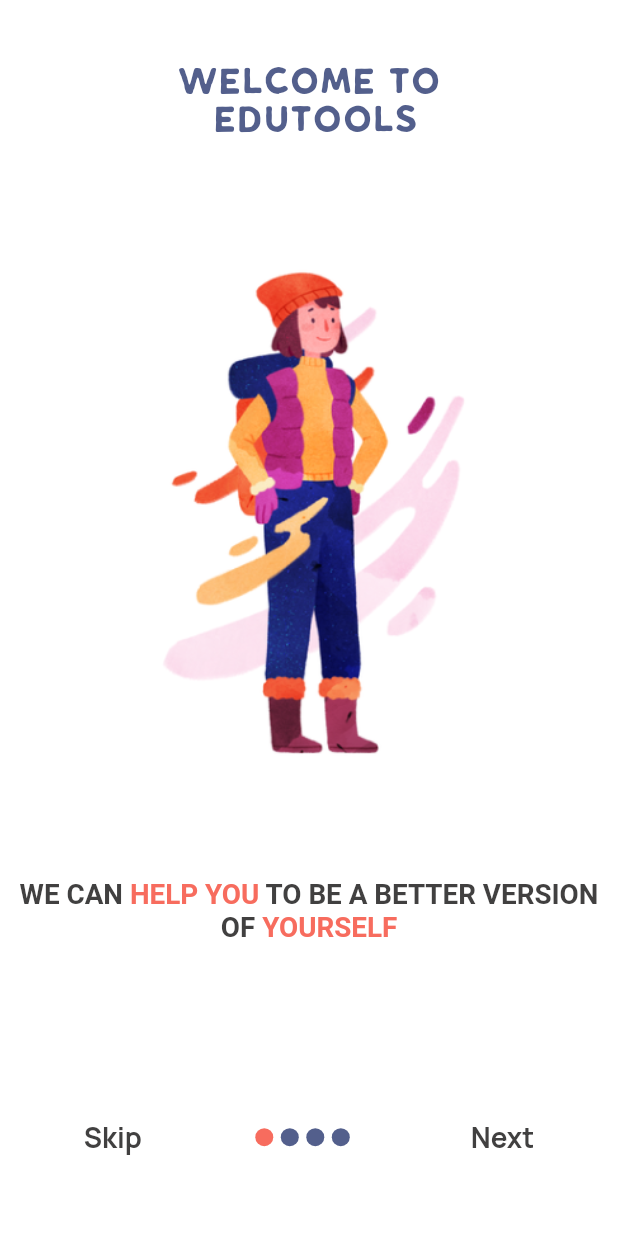
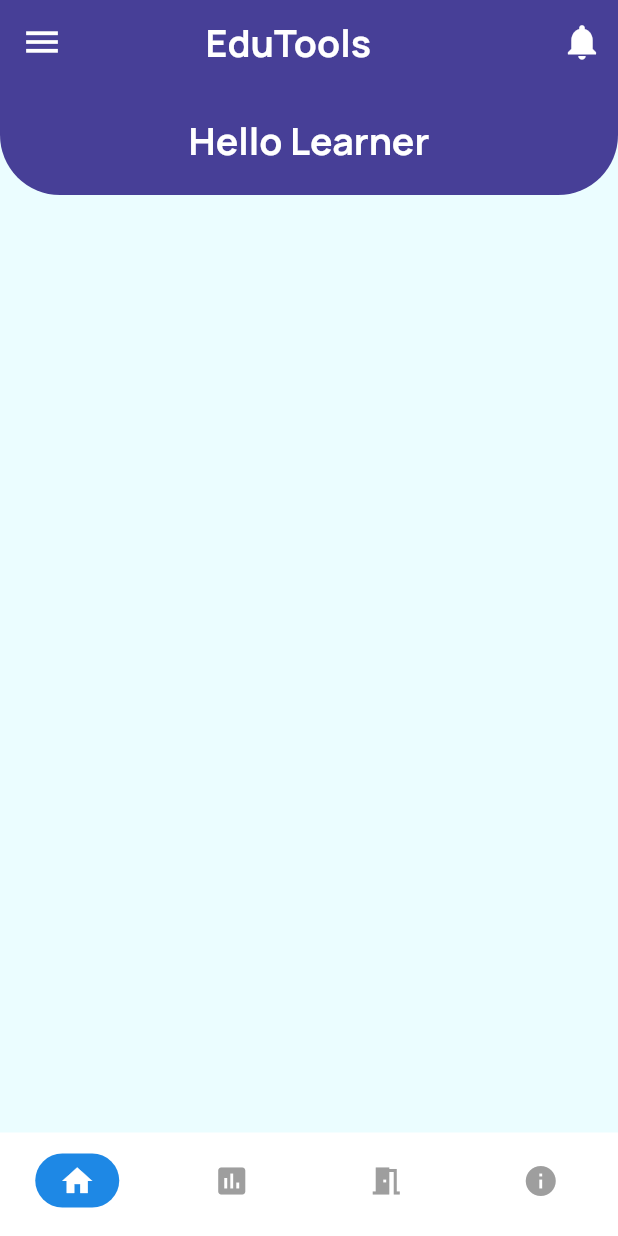
Before and after one commit to Aman-1603/edu_tools, a Flutter app: the screen it shows after launch, on a phone screen of 412 x 824 dp. Run offline on Flutter 3.47's test engine with Material 2 defaults, Android fonts, the phone set to English and light mode, and no system bars; our stand-ins replace firebase_auth, firebase_core, flutter_signin_button, fluttertoast, form_field_validator, google_fonts and 2 more; accounts and stored records are empty.

Commit message:
New Meeting Page added and Some Partial design Done......

```diff
--- a/lib/app_styles.dart
+++ b/lib/app_styles.dart
@@ -4,6 +4,7 @@ import './size_configs.dart';
 const Color kPrimaryColor = Color(0xfff76c5e);
 const Color kSecondaryColor = Color(0xff535f8c);
 const Color kScaffoldBackground = Color(0xffebfdff);
+const Color primaryColor = Color(0xFF473F97);
 
 final kTitle = TextStyle(
   fontFamily: 'Klasik',
--- a/lib/main.dart
+++ b/lib/main.dart
@@ -1,3 +1,4 @@
+import 'package:edu_tools/screen/main_screen.dart';
 import 'package:firebase_core/firebase_core.dart';
 import 'package:flutter/material.dart';
 import 'package:flutter/services.dart';
@@ -5,6 +6,7 @@ import 'package:google_fonts/google_fonts.dart';
 import 'package:edu_tools/app_styles.dart';
 import 'package:shared_preferences/shared_preferences.dart';
 import './views/pages.dart';
+import 'package:google_nav_bar/google_nav_bar.dart';
 
 bool? seenOnboard;
 
@@ -31,10 +33,12 @@ Future<void> main() async {
 
 class MyApp extends StatelessWidget {
   @override
-  Widget build(BuildContext context) {
+  Widget build(BuildContext context)  {
+
     return MaterialApp(
+
       debugShowCheckedModeBanner: false,
-      title: 'Habit App',
+      title: 'Edutools',
       theme: ThemeData(
         textTheme: GoogleFonts.manropeTextTheme(
           Theme.of(context).textTheme,
@@ -42,7 +46,11 @@ class MyApp extends StatelessWidget {
         primarySwatch: Colors.blue,
         scaffoldBackgroundColor: kScaffoldBackground,
       ),
-      home: seenOnboard == true ? SignUpPage() : OnBoardingPage(),
+      // home: seenOnboard == true ? SignUpPage() : OnBoardingPage(),
+      home: main_screen(),
     );
+
   }
+
+
 }
--- /dev/null
+++ b/lib/palette.dart
@@ -0,0 +1,5 @@
+import 'package:flutter/material.dart';
+
+class palette{
+  static const Color primaryColor = Color(0xFF473F97);
+}
--- /dev/null
+++ b/lib/screen/BottomNavScreen.dart
@@ -0,0 +1,72 @@
+import 'package:edu_tools/metting/home_meeting_button.dart';
+import 'package:edu_tools/metting/meet_home_page.dart';
+import 'package:edu_tools/screen/checking.dart';
+import 'package:edu_tools/screen/home_lobby_screen.dart';
+import 'package:flutter/material.dart';
+
+import '../Home.dart';
+
+class BottomNavScreen extends StatefulWidget {
+  const BottomNavScreen({Key? key}) : super(key: key);
+
+  @override
+  State<BottomNavScreen> createState() => _BottomNavScreenState();
+}
+
+class _BottomNavScreenState extends State<BottomNavScreen> {
+  final List _screens = [
+    Home_Lobby_Screen(),
+    checking_file(),
+    meet_home_page(),
+    HomeScreen(),
+
+  ];
+  int _currentIndex = 0;
+
+  @override
+  Widget build(BuildContext context) {
+    return Scaffold(
+
+      // appBar: AppBar(
+      //   title: Text('Metting and Title'),
+      // ),
+
+
+      body: _screens[_currentIndex],
+      bottomNavigationBar: BottomNavigationBar(
+        currentIndex: _currentIndex,
+        onTap: (index) => setState(() => _currentIndex = index),
+        type: BottomNavigationBarType.fixed,
+        backgroundColor: Colors.white,
+        showSelectedLabels: false,
+        showUnselectedLabels: false,
+        selectedItemColor: Colors.white,
+        unselectedItemColor: Colors.grey,
+        elevation: 0.0,
+        items: [Icons.home, Icons.insert_chart, Icons.meeting_room, Icons.info]
+            .asMap()
+            .map((key, value) => MapEntry(
+          key,
+          BottomNavigationBarItem (
+            label: "",
+            icon: Container(
+              padding: const EdgeInsets.symmetric(
+                vertical: 6.0,
+                horizontal: 16.0,
+              ),
+              decoration: BoxDecoration(
+                color: _currentIndex == key
+                    ? Colors.blue[600]
+                    : Colors.transparent,
+                borderRadius: BorderRadius.circular(20.0),
+              ),
+              child: Icon(value),
+            ),
+          ),
+        ))
+            .values
+            .toList(),
+      ),
+    );
+  }
+}
--- /dev/null
+++ b/lib/screen/home_lobby_screen.dart
@@ -0,0 +1,61 @@
+import 'package:flutter/material.dart';
+
+import '../widgets/custom_app_bar.dart';
+class Home_Lobby_Screen extends StatefulWidget {
+  const Home_Lobby_Screen({Key? key}) : super(key: key);
+
+  @override
+  State<Home_Lobby_Screen> createState() => _Home_Lobby_ScreenState();
+}
+
+class _Home_Lobby_ScreenState extends State<Home_Lobby_Screen> {
+  @override
+  Widget build(BuildContext context) {
+    final screenHeight = MediaQuery.of(context).size.height;
+    return Scaffold(
+      appBar: CustomAppBar(),
+      body: CustomScrollView(
+        physics: ClampingScrollPhysics(),
+        slivers: <Widget>[
+          _buildHeader(screenHeight),
+
+        ],
+      ),
+    );
+  }
+
+  SliverToBoxAdapter _buildHeader(double screenHeight) {
+       return  SliverToBoxAdapter(child: Container(padding: const EdgeInsets.all(20.0),
+
+         //adding Box at top
+
+         decoration: BoxDecoration(
+           color: Color(0xFF473F97),
+           borderRadius: BorderRadius.only(
+             bottomLeft: Radius.circular(40.0),
+             bottomRight: Radius.circular(40.0),
+
+           )
+         ),
+
+         //now adding elemnts to this box in container
+
+         child: Column(
+           mainAxisAlignment: MainAxisAlignment.center,
+           children: <Widget>[
+             Text('Hello Learner',
+             textAlign: TextAlign.center,
+             style: const TextStyle(color: Colors.white,fontSize: 25.0,fontWeight: FontWeight.bold,
+             ),
+             ),
+           ],
+
+         ),
+
+
+    )
+
+       );
+  }
+
+  }
--- /dev/null
+++ b/lib/screen/main_screen.dart
@@ -0,0 +1,34 @@
+import 'package:flutter/cupertino.dart';
+import 'package:flutter/material.dart';
+import 'package:google_fonts/google_fonts.dart';
+
+import '../app_styles.dart';
+import 'BottomNavScreen.dart';
+
+class main_screen extends StatefulWidget {
+  const main_screen({Key? key}) : super(key: key);
+
+  @override
+  State<main_screen> createState() => _main_screenState();
+
+}
+
+class _main_screenState extends State<main_screen> {
+  @override
+  Widget build(BuildContext context) {
+    return MaterialApp(
+
+      debugShowCheckedModeBanner: false,
+      title: 'Edutools',
+      theme: ThemeData(
+        textTheme: GoogleFonts.manropeTextTheme(
+          Theme.of(context).textTheme,
+        ),
+        primarySwatch: Colors.blue,
+        scaffoldBackgroundColor: kScaffoldBackground,
+      ),
+      home: BottomNavScreen(),
+
+    );
+  }
+}
--- /dev/null
+++ b/lib/screen/screens.dart
@@ -0,0 +1,4 @@
+export 'BottomNavScreen.dart';
+export 'package:edu_tools/Home.dart';
+export 'checking.dart';
+export 'home_lobby_screen.dart';
--- a/lib/views/authentication/login_page.dart
+++ b/lib/views/authentication/login_page.dart
@@ -1,6 +1,8 @@
 import 'package:edu_tools/Home.dart';
 import 'package:edu_tools/lobby_page.dart';
 import 'package:edu_tools/main.dart';
+import 'package:edu_tools/screen/checking.dart';
+import 'package:edu_tools/screen/main_screen.dart';
 import 'package:firebase_auth/firebase_auth.dart';
 import 'package:flutter/material.dart';
 import 'package:fluttertoast/fluttertoast.dart';
@@ -176,7 +178,7 @@ class _LoginPageState extends State<LoginPage> {
             .then((uid) => {
           Fluttertoast.showToast(msg: "Login Successful"),
           Navigator.of(context).pushReplacement(
-              MaterialPageRoute(builder: (context) => Loby_page())),
+              MaterialPageRoute(builder: (context) => main_screen())),
         });
       } on FirebaseAuthException catch (error) {
         switch (error.code) {
--- /dev/null
+++ b/lib/widgets/custom_app_bar.dart
@@ -0,0 +1,56 @@
+import 'package:edu_tools/palette.dart';
+import 'package:flutter/material.dart';
+
+class CustomAppBar extends StatefulWidget with PreferredSizeWidget{
+  const CustomAppBar({Key? key}) : super(key: key);
+
+  @override
+  State<CustomAppBar> createState() => _CustomAppBarState();
+
+  @override
+  // TODO: implement preferredSize
+  Size get preferredSize => Size.fromHeight(kToolbarHeight);
+}
+
+class _CustomAppBarState extends State<CustomAppBar> {
+  @override
+  Widget build(BuildContext context) {
+    return AppBar(backgroundColor: palette.primaryColor,
+      elevation: 0.0,
+
+        //adding menu icons
+
+        leading: IconButton(
+          icon: const Icon(Icons.menu),
+          iconSize: 28.0,
+            onPressed: (){},
+        ),
+
+
+      // adding app name
+
+      title: Column(
+        mainAxisAlignment: MainAxisAlignment.center,
+        children: <Widget>[
+          Text('             EduTools',
+            textAlign: TextAlign.center,
+
+            style: const TextStyle(color: Colors.white,fontSize: 25.0,fontWeight: FontWeight.bold,
+            ),
+          ),
+        ],
+      ),
+
+      // adding profile icons
+
+
+      actions: <Widget>[
+          IconButton(
+          icon: const Icon(Icons.notifications),
+          iconSize: 28.0,
+          onPressed: (){},
+        ),
+      ],
+    );
+  }
+}
--- a/lib/widgets/widgets.dart
+++ b/lib/widgets/widgets.dart
@@ -5,3 +5,4 @@ export './fields/my_password_field.dart';
 export './fields/my_text_form_field.dart';
 export './fields/my_check_box.dart';
 export './buttons/small_text_button.dart';
+export 'custom_app_bar.dart';
--- a/pubspec.yaml
+++ b/pubspec.yaml
@@ -42,6 +42,10 @@ dependencies:
   firebase_auth: ^3.6.4
   flutter_native_splash: ^1.2.1
   fluttertoast: ^8.0.9
+  google_nav_bar: ^5.0.6
+  bubble_tab_indicator: ^0.1.4
+  fl_chart: ^0.9.4
+
 
 #  added
 
```
Also changed, not shown: lib/lobby_page.dart (+42 -26 lines), lib/metting/NavBar.dart (added, +58 -0 lines), lib/metting/home_meeting_button.dart (added, +53 -0 lines), lib/metting/meet_home_page.dart (added, +133 -0 lines), lib/screen/checking.dart (added, +130 -0 lines), pubspec.lock.
